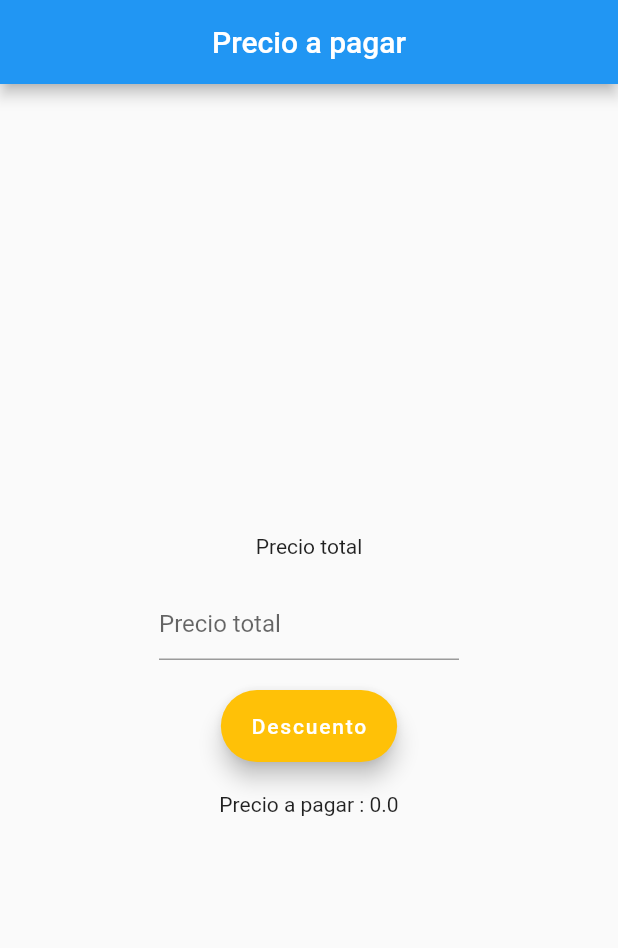
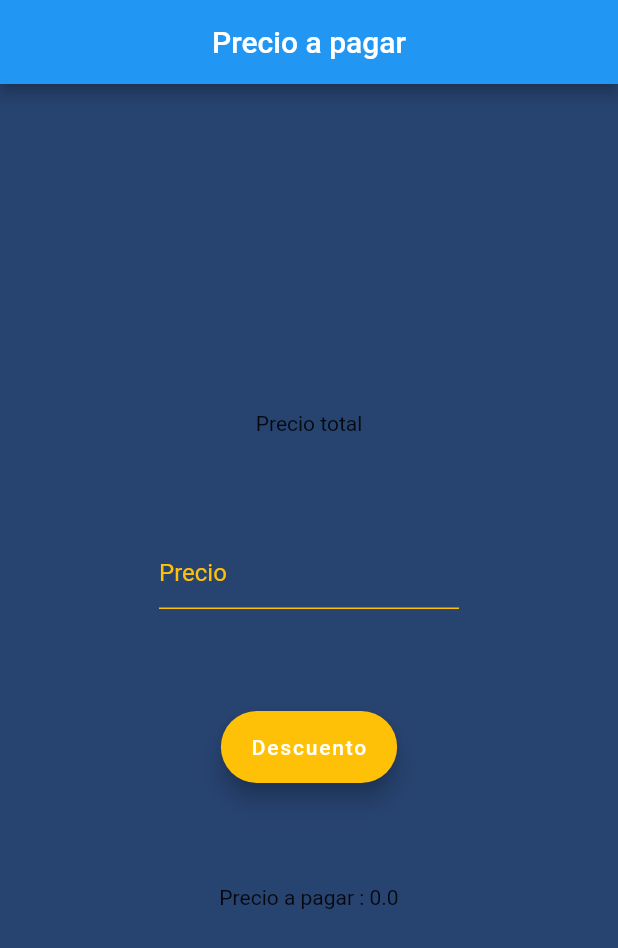
Before and after one commit to johan1271/calculator-flutter, a Flutter app: the screen it shows after launch, on a phone screen of 412 x 824 dp. Shown: the top 948 px of the screen. Run offline on Flutter 3.47's test engine with Material 2 defaults, Android fonts, the phone set to English and light mode, and no system bars.

Commit message:
segunda actualizacion

```diff
--- a/lib/pages/app.dart
+++ b/lib/pages/app.dart
@@ -13,7 +13,7 @@ class MyApp extends StatelessWidget{
   @override
   Widget build(BuildContext context){
 
-    return MaterialApp(
+    return const MaterialApp(
       home: Center(
         child: Calculator()),
 
--- a/lib/pages/calculator.dart
+++ b/lib/pages/calculator.dart
@@ -1,8 +1,11 @@
 import 'package:flutter/material.dart';
-import 'app.dart';
 import 'package:flutter/services.dart';
+
 class Calculator extends StatefulWidget {
   const Calculator({Key? key}) : super(key: key);
+
+
+  @override
   State<StatefulWidget> createState() => _Calculator();
 }
 
@@ -10,58 +13,71 @@ class _Calculator extends State<Calculator> {
   final _texto = TextEditingController();
   int _valor = 0;
   double result = 0;
+
   @override
   Widget build(BuildContext context) {
     return Scaffold(
+      backgroundColor: const Color.fromARGB(255, 39, 67, 112),
       appBar: AppBar(
         title: const Text("Precio a pagar"),
         centerTitle: true,
       ),
       body: Center(
+
+          child: SizedBox(
+            height: 400,
+
             child: Column(
-        mainAxisAlignment: MainAxisAlignment.center,
+
+            mainAxisAlignment: MainAxisAlignment.spaceAround,
             children: [
-          const SizedBox(height: 20),
+
             const Text("Precio total"),
-          const SizedBox(height: 20),
 
             SizedBox(
               width: 200,
-            child: TextField(
+              child:  TextField(
+
                   controller: _texto,
                   keyboardType: TextInputType.number,
-
-              decoration: const InputDecoration(
-
-                hintText: "Precio total",
-              )),
+                  inputFormatters: [FilteringTextInputFormatter.digitsOnly],
+                  style: const TextStyle(
+                    color:  Colors.amber,
 
                   ),
-          const SizedBox(height: 20),
+                  decoration: const InputDecoration(
+                    enabledBorder: UnderlineInputBorder(borderSide: BorderSide(color: Colors.amber)),
+                    focusedBorder: UnderlineInputBorder(borderSide: BorderSide(color: Colors.amber)),
+
+
+                    hintText: "Precio" ,
+                    hintStyle: TextStyle(color: Colors.amber),
+
+                  )),
+            ),
+
             FloatingActionButton.extended(
               backgroundColor: Colors.amber,
               label: const Text("Descuento"),
               onPressed: _calcularDescuento,
             ),
-          const SizedBox(height: 20),
+
+
             Text("Precio a pagar : $result"),
         ],
+      ),
           )),
     );
   }
 
   void _calcularDescuento() {
-  setState((){
+    setState(() {
       _valor = int.parse(_texto.text);
-    if(_valor >= 120000){
+      if (_valor >= 120000) {
         result = _valor * 0.90;
-
-    }else{
+      } else {
         result = _valor.toDouble();
       }
-
     });
-
   }
-
 }
```
Lines whose indentation alone changed are shown as unchanged.
